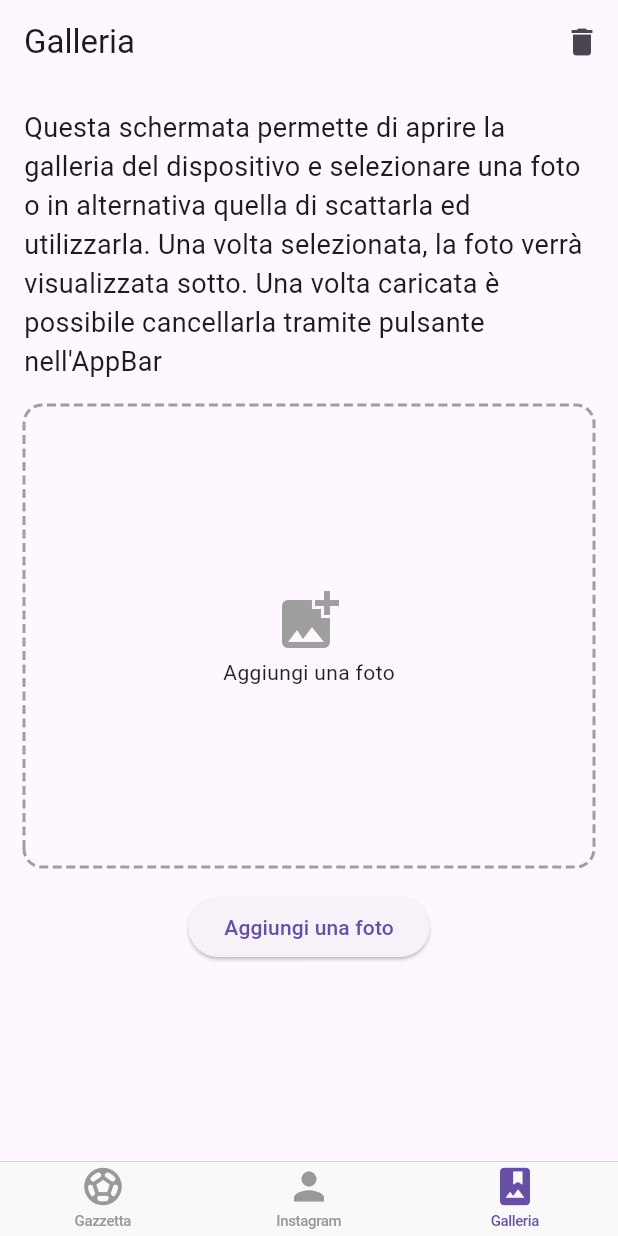
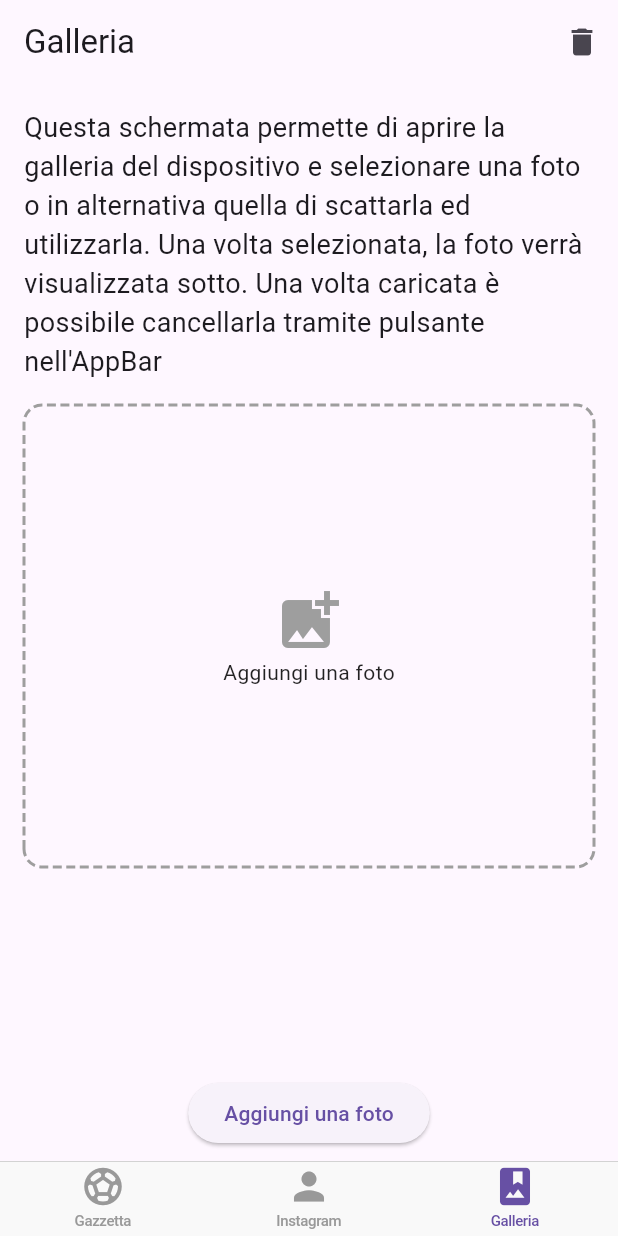
Before and after one commit to stasinato/sisal_flutter_challenge, a Flutter app: the screen it shows after launch, item 3 of the bottom bar chosen, on a phone screen of 412 x 824 dp. Run offline on Flutter 3.47's test engine with Material 3 defaults, Android fonts, the phone set to English and light mode, and no system bars; drawn by our look-alikes of dotted_border; our stand-ins replace bloc, cached_network_image, flutter_bloc, go_router, html_unescape, image_picker and 1 more; missing offline and left inert: easy_image_viewer; network calls fail.

Commit message:
cleaning code

```diff
--- a/lib/gallery_screen/cubits/gallery_cubit.dart
+++ b/lib/gallery_screen/cubits/gallery_cubit.dart
@@ -14,13 +14,17 @@ class GalleryCubit extends Cubit<GalleryState> {
 
   final _picker = ImagePicker();
 
+  /// funzione helper per ottenere il path dell'immagine salvata
   Future<String> _getImagePath() async {
     final directory = await getApplicationDocumentsDirectory();
     return '${directory.path}/saved_photo.jpg';
   }
 
+  /// funzione usata all'inizio per caricare l'immagine salvata sul dispositivo
   Future<void> _loadImageFromDevice() async {
     try {
+      /// usato solo per simulare un caricamento più lento e mostrare il
+      /// CircularProgressIndicator
       await Future.delayed(const Duration(milliseconds: 700));
       final imagePath = await _getImagePath();
       final file = File(imagePath);
@@ -50,9 +54,8 @@ class GalleryCubit extends Cubit<GalleryState> {
     }
   }
 
-  Future<void> pickImage() async {
+  Future<void> pickImageFromGallery() async {
     try {
-      emit(GalleryLoading(state.image));
       final image = await _picker.pickImage(source: ImageSource.gallery);
       if (image != null) {
         await _saveImage(image);
--- a/lib/gallery_screen/gallery_screen.dart
+++ b/lib/gallery_screen/gallery_screen.dart
@@ -28,9 +28,15 @@ class GalleryScreen extends StatelessWidget {
         builder: (context, state) {
           final image = state.image;
 
-          return SingleChildScrollView(
-            child: Padding(
+          /// ho usato una CustomScrollView perché ritengo sia il modo più
+          /// pulito di tenere sempre il pulsante a fondo pagina. Usando solo
+          /// una singleChildScrollView, avrei dovuto dare un'altezza fissa ai
+          /// componenti.
+          return CustomScrollView(
+            slivers: [
+              SliverPadding(
                 padding: const EdgeInsets.all(16.0),
+                sliver: SliverToBoxAdapter(
                   child: Column(
                     crossAxisAlignment: CrossAxisAlignment.center,
                     children: [
@@ -42,15 +48,19 @@ class GalleryScreen extends StatelessWidget {
                         'possibile cancellarla tramite pulsante nell\'AppBar',
                         style: TextStyle(fontSize: 18),
                       ),
-                  const SizedBox(height: 16),
+                      const SizedBox(height: 8),
                       if (state is GalleryLoading)
-                    const Center(child: CircularProgressIndicator.adaptive()),
+                        const Center(
+                            child: CircularProgressIndicator.adaptive()),
+                      const SizedBox(height: 8),
                       if (image == null && state is GalleryLoading == false)
                         _buildEmptyState(context)
                       else if (image != null)
                         Column(
                           children: [
                             InkWell(
+                              highlightColor: Colors.transparent,
+                              splashColor: Colors.transparent,
                               onTap: () {
                                 ImageProvider imageProvider =
                                     FileImage(File(image.path));
@@ -60,22 +70,11 @@ class GalleryScreen extends StatelessWidget {
                                     swipeDismissible: true,
                                     useSafeArea: true);
                               },
-                          child: Container(
-                            clipBehavior: Clip.hardEdge,
-                            width: double.infinity,
-                            decoration: BoxDecoration(
-                              borderRadius: BorderRadius.circular(12),
-                              border: Border.all(
-                                color: Colors.grey,
-                                width: 2,
-                              ),
-                            ),
-                            child: Padding(
-                              padding: const EdgeInsets.all(2.0),
+                              child: ClipRRect(
+                                borderRadius: BorderRadius.circular(16),
                                 child: Image.file(
+                                  File(image.path),
                                   height: 300,
-                                File(image.path),
-                              ),
                                 ),
                               ),
                             ),
@@ -87,16 +86,33 @@ class GalleryScreen extends StatelessWidget {
                           ],
                         ),
                       const SizedBox(height: 16),
-                  _buildAddPhotoButton(context),
-                  if (state is GalleryError)
-                    Padding(
-                      padding: const EdgeInsets.symmetric(vertical: 8.0),
-                      child: Text(state.error,
-                          style: const TextStyle(color: Colors.red)),
-                    ),
                     ],
                   ),
                 ),
+              ),
+              if (state is GalleryError)
+                SliverToBoxAdapter(
+                  child: Padding(
+                    padding: const EdgeInsets.symmetric(vertical: 8.0),
+                    child: Center(
+                      child: Text(
+                        state.error,
+                        style: const TextStyle(color: Colors.red),
+                      ),
+                    ),
+                  ),
+                ),
+              SliverFillRemaining(
+                hasScrollBody: false,
+                child: Padding(
+                  padding: const EdgeInsets.all(8.0),
+                  child: Align(
+                    alignment: Alignment.bottomCenter,
+                    child: _buildAddPhotoButton(context),
+                  ),
+                ),
+              ),
+            ],
           );
         },
       ),
--- a/lib/gallery_screen/widgets/show_picker_bottom_sheet.dart
+++ b/lib/gallery_screen/widgets/show_picker_bottom_sheet.dart
@@ -21,7 +21,7 @@ void showPickerBottomSheet(BuildContext context) {
               title: const Text('Seleziona dalla galleria'),
               onTap: () {
                 context.pop();
-                context.read<GalleryCubit>().pickImage();
+                context.read<GalleryCubit>().pickImageFromGallery();
               },
             ),
             ListTile(
--- a/lib/gazzetta_screen/show_article_web_view.dart
+++ b/lib/gazzetta_screen/show_article_web_view.dart
@@ -10,7 +10,7 @@ class ShowArticleWebView extends StatefulWidget {
 }
 
 class _ShowArticleWebViewState extends State<ShowArticleWebView> {
-  late WebViewController controller;
+  late WebViewController? controller;
   double progress = 0.0;
 
   @override
@@ -20,9 +20,13 @@ class _ShowArticleWebViewState extends State<ShowArticleWebView> {
       ..setNavigationDelegate(
         NavigationDelegate(
           onProgress: (int progressValue) {
-            setState(() {
-              progress = progressValue / 100.0;
-            });
+            /// se torno indietro prima che la pagina sia completamente caricata
+            /// rischio memory leak
+            if (mounted) {
+              setState(() {
+                progress = progressValue / 100.0;
+              });
+            }
           },
         ),
       )
@@ -30,8 +34,13 @@ class _ShowArticleWebViewState extends State<ShowArticleWebView> {
   }
 
   @override
+  void dispose() {
+    controller = null;
+    super.dispose();
+  }
+
+  @override
   Widget build(BuildContext context) {
-    print("progress: $progress");
     return Scaffold(
       appBar: AppBar(),
       body: Column(
@@ -46,7 +55,7 @@ class _ShowArticleWebViewState extends State<ShowArticleWebView> {
             ),
           Expanded(
             child: WebViewWidget(
-              controller: controller,
+              controller: controller!,
             ),
           ),
         ],
```
Also changed, not shown: 1 other file. Lines whose indentation alone changed are shown as unchanged.
